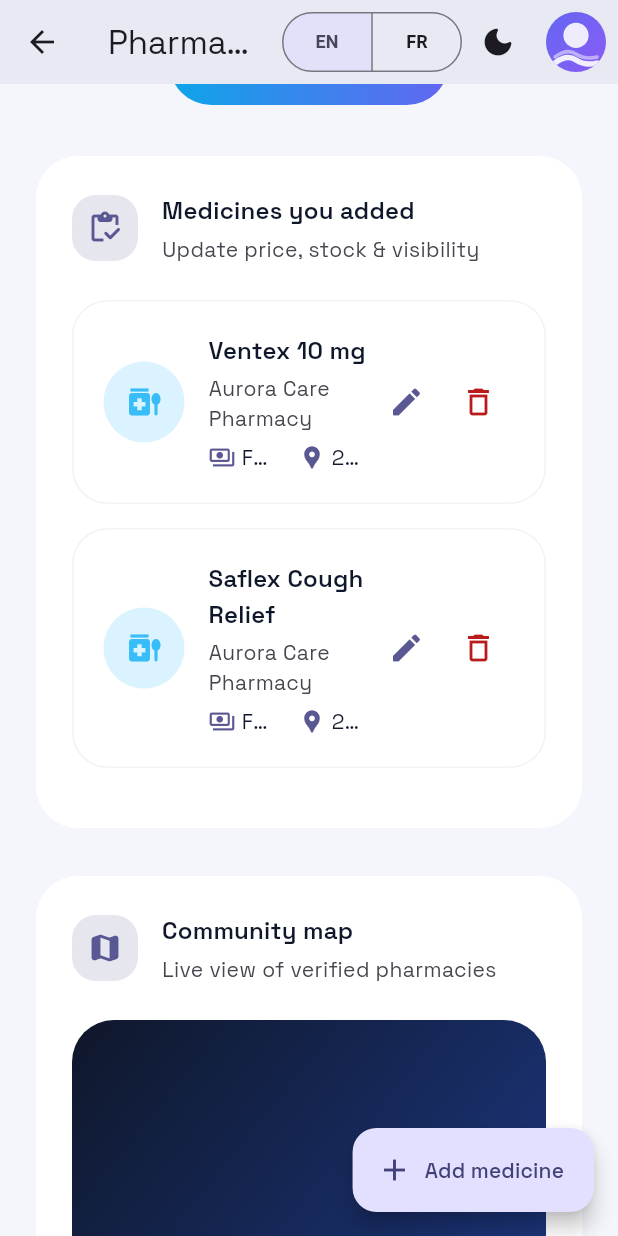
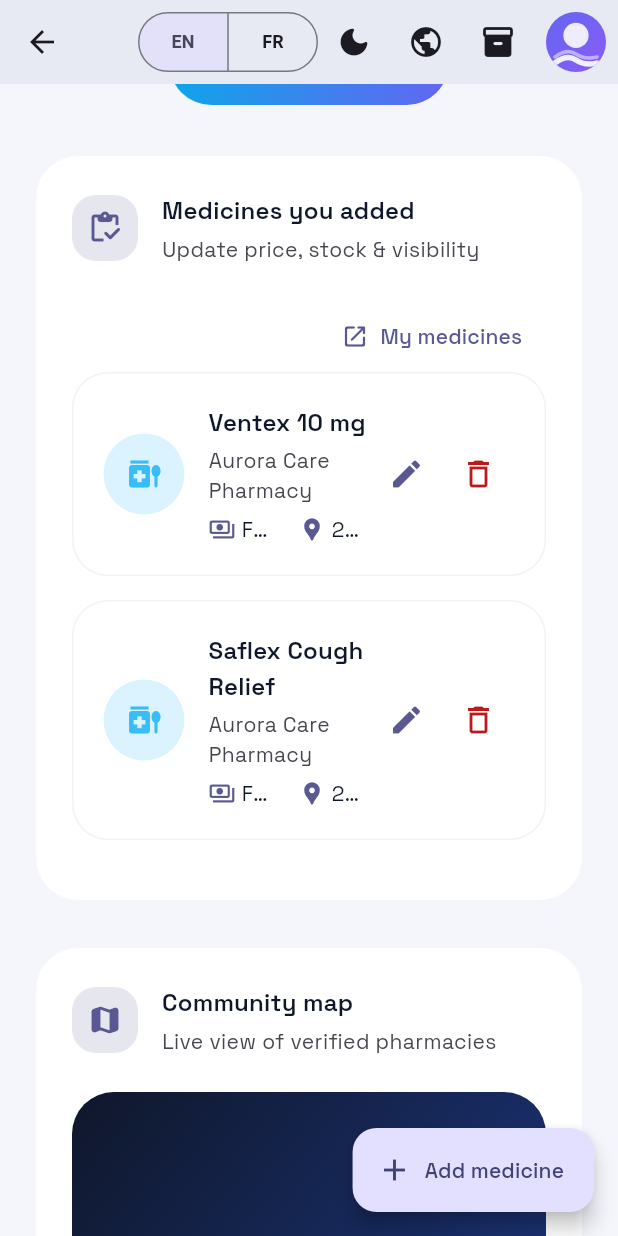
Before and after one commit to Kynmmarshall/drug_spot, a Flutter app: the PharmacyDashboardScreen screen opened directly, scrolled down 576 dp, on a phone screen of 412 x 824 dp. Run offline on Flutter 3.47's test engine with Material 3 defaults, Android fonts, the phone set to English and light mode, and no system bars; our stand-ins replace flutter_svg, google_fonts; accounts and stored records are empty.

Commit message:
updated frontend features

```diff
--- a/lib/core/localizer.dart
+++ b/lib/core/localizer.dart
@@ -47,6 +47,9 @@ class Localizer {
       'map_subtitle': 'Live view of verified pharmacies',
       'map_cta': 'Expand map',
       'map_legend': 'Tap a pin for more details',
+      'community_map_intro':
+          'Explore every verified pharmacy and gauge distance instantly.',
+      'community_map_pharmacies': 'pharmacies mapped',
       'medicine_all_section': 'Entire marketplace',
       'patient_all_medicines': 'Available medicines',
       'search_placeholder': 'Search a medicine name',
@@ -71,6 +74,10 @@ class Localizer {
       'profile_picture': 'Profile photo',
       'profile_username_helper': 'Visible across dashboards.',
       'profile_phone_helper': 'WhatsApp-ready number preferred.',
+      'my_medicines_title': 'My medicines',
+      'my_medicines_empty': 'You have not published any medicines yet.',
+      'my_medicines_empty_hint':
+          'Use the button below to publish your first listing.',
       'dark_theme': 'Switch to dark theme',
       'light_theme': 'Switch to light theme',
       'distance_chip_nearby': 'Nearby',
@@ -125,6 +132,9 @@ class Localizer {
       'map_subtitle': 'Vue des pharmacies vérifiées',
       'map_cta': 'Ouvrir la carte',
       'map_legend': 'Touchez une épingle pour les détails',
+      'community_map_intro':
+          "Explorez chaque pharmacie vérifiée et mesurez les distances en un coup d'oeil.",
+      'community_map_pharmacies': 'pharmacies cartographiées',
       'medicine_all_section': 'Marché complet',
       'patient_all_medicines': 'Médicaments disponibles',
       'search_placeholder': 'Rechercher un médicament',
@@ -151,6 +161,10 @@ class Localizer {
       'profile_picture': 'Photo de profil',
       'profile_username_helper': 'Visible sur les tableaux.',
       'profile_phone_helper': 'Numéro WhatsApp recommandé.',
+      'my_medicines_title': 'Mes médicaments',
+      'my_medicines_empty': "Vous n'avez pas encore publié de médicament.",
+      'my_medicines_empty_hint':
+          'Utilisez le bouton ci-dessous pour créer votre première fiche.',
       'dark_theme': 'Passer en thème sombre',
       'light_theme': 'Passer en thème clair',
       'distance_chip_nearby': 'À proximité',
--- a/lib/screens/pharmacy_dashboard_screen.dart
+++ b/lib/screens/pharmacy_dashboard_screen.dart
@@ -10,7 +10,9 @@ import '../widgets/pharmacy_map_card.dart';
 import '../widgets/profile_avatar.dart';
 import '../widgets/section_card.dart';
 import '../widgets/theme_toggle_button.dart';
+import 'community_map_screen.dart';
 import 'profile_screen.dart';
+import 'my_medicines_screen.dart';
 
 class PharmacyDashboardScreen extends StatelessWidget {
   const PharmacyDashboardScreen({super.key});
@@ -27,6 +29,20 @@ class PharmacyDashboardScreen extends StatelessWidget {
         actions: [
           const LanguageToggle(dense: true),
           const ThemeToggleButton(),
+          IconButton(
+            tooltip: l10n.t('map_cta'),
+            icon: const Icon(Icons.public_rounded),
+            onPressed: () => Navigator.of(context).push(
+              MaterialPageRoute(builder: (_) => const CommunityMapScreen()),
+            ),
+          ),
+          IconButton(
+            tooltip: l10n.t('my_medicines_title'),
+            icon: const Icon(Icons.inventory_2_rounded),
+            onPressed: () => Navigator.of(context).push(
+              MaterialPageRoute(builder: (_) => const MyMedicinesScreen()),
+            ),
+          ),
           IconButton(
             tooltip: l10n.t('profile_picture'),
             iconSize: 40,
@@ -60,8 +76,30 @@ class PharmacyDashboardScreen extends StatelessWidget {
             title: l10n.t('pharmacy_manage_title'),
             subtitle: l10n.t('pharmacy_manage_sub'),
             child: Column(
-              children: owned
-                  .map(
+              crossAxisAlignment: CrossAxisAlignment.stretch,
+              children: [
+                Align(
+                  alignment: Alignment.centerRight,
+                  child: TextButton.icon(
+                    onPressed: () => Navigator.of(context).push(
+                      MaterialPageRoute(
+                        builder: (_) => const MyMedicinesScreen(),
+                      ),
+                    ),
+                    icon: const Icon(Icons.open_in_new_rounded),
+                    label: Text(l10n.t('my_medicines_title')),
+                  ),
+                ),
+                if (owned.isEmpty)
+                  Padding(
+                    padding: const EdgeInsets.symmetric(vertical: 24),
+                    child: Text(
+                      l10n.t('my_medicines_empty_hint'),
+                      textAlign: TextAlign.center,
+                    ),
+                  ),
+                if (owned.isNotEmpty)
+                  ...owned.map(
                     (medicine) => MedicineTile(
                       medicine: medicine,
                       pharmacy: appState.primaryPharmacy,
@@ -76,8 +114,8 @@ class PharmacyDashboardScreen extends StatelessWidget {
                         },
                       ),
                     ),
-                  )
-                  .toList(),
+                  ),
+              ],
             ),
           ),
           const SizedBox(height: 24),
--- a/lib/screens/profile_screen.dart
+++ b/lib/screens/profile_screen.dart
@@ -99,7 +99,7 @@ class _ProfileScreenState extends State<ProfileScreen> {
               path: _avatarPath,
               useAsset: _useAsset,
               radius: 52,
-              backgroundColor: theme.colorScheme.surfaceVariant,
+              backgroundColor: theme.colorScheme.surfaceContainerHighest,
             ),
           ),
           const SizedBox(height: 16),
--- a/lib/widgets/profile_avatar.dart
+++ b/lib/widgets/profile_avatar.dart
@@ -21,7 +21,8 @@ class ProfileAvatar extends StatelessWidget {
     return CircleAvatar(
       radius: radius,
       backgroundColor:
-          backgroundColor ?? Theme.of(context).colorScheme.surfaceVariant,
+          backgroundColor ??
+          Theme.of(context).colorScheme.surfaceContainerHighest,
       child: ClipOval(
         child: SizedBox(width: size, height: size, child: _buildImage(context)),
       ),
```
Also changed, not shown: lib/screens/community_map_screen.dart (added, +157 -0 lines), lib/screens/my_medicines_screen.dart (added, +125 -0 lines), lib/screens/patient_dashboard_screen.dart (+8 -0 lines).
